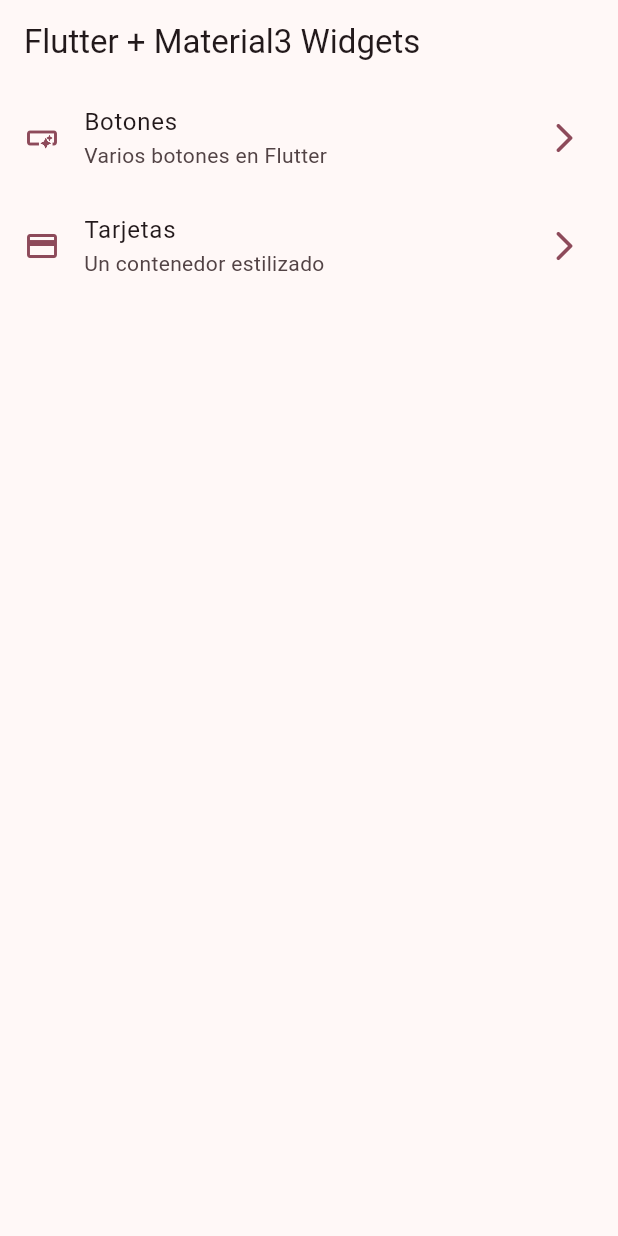
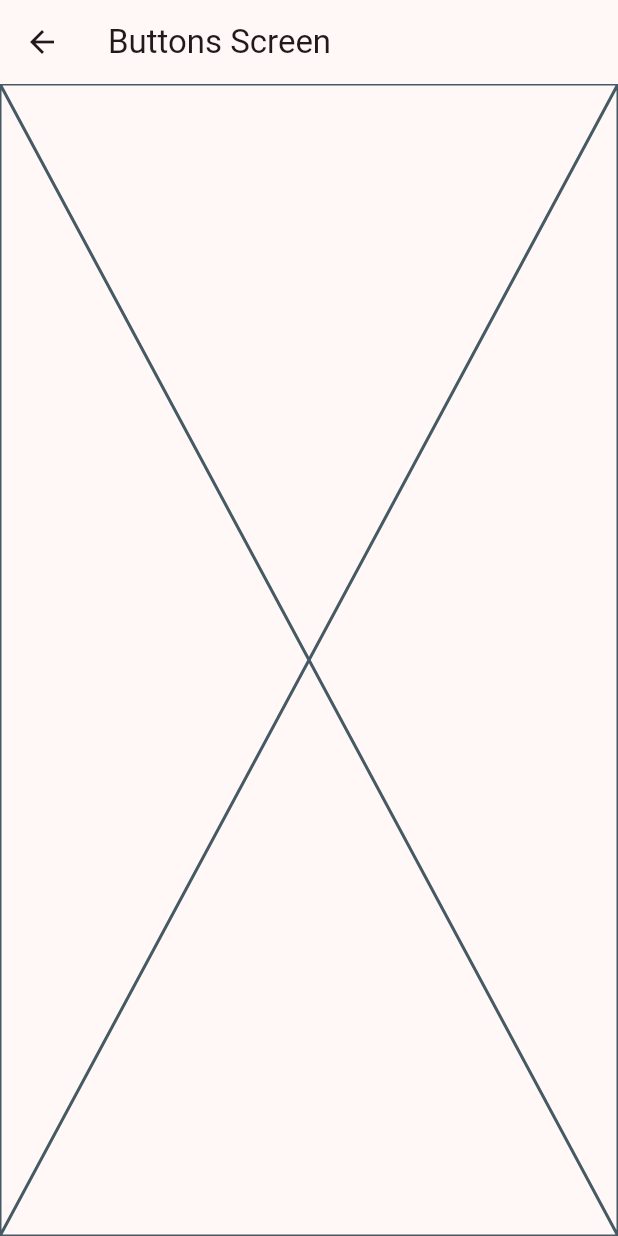
Before and after one commit to Flutter-Course-DDominguez/WidgetsApp, a Flutter app: the screen it shows after launch, after a tap on "Botones", on a phone screen of 412 x 824 dp. Run offline on Flutter 3.47's test engine with Material 3 defaults, Android fonts, the phone set to English and light mode, and no system bars.

```diff
--- a/lib/config/menu/menu_items.dart
+++ b/lib/config/menu/menu_items.dart
@@ -22,6 +22,6 @@ const appMenuItems = <MenuItem>[
   MenuItem(
       title: 'Tarjetas',
       subtitle: 'Un contenedor estilizado',
-      link: '/card',
+      link: '/cards',
       icon: Icons.credit_card),
 ];
--- a/lib/main.dart
+++ b/lib/main.dart
@@ -1,5 +1,8 @@
 import 'package:flutter/material.dart';
 import 'package:widgets_app/config/theme/app_theme.dart';
+
+import 'package:widgets_app/presentation/screens/buttons/buttons_screen.dart';
+import 'package:widgets_app/presentation/screens/cards/cards_screen.dart';
 import 'package:widgets_app/presentation/screens/home/home_screen.dart';
 
 void main() {
@@ -15,6 +18,10 @@ class MainApp extends StatelessWidget {
       debugShowCheckedModeBanner: false,
       theme: AppTheme(selectedColor: 6).getTheme(),
       home: const HomeScreen(),
+      routes: {
+        '/buttons': (context) => const ButtonsScreen(),
+        '/cards': (context) => const CardsScreen(),
+      },
     );
   }
 }
--- /dev/null
+++ b/lib/presentation/screens/buttons/buttons_screen.dart
@@ -0,0 +1,15 @@
+import 'package:flutter/material.dart';
+
+class ButtonsScreen extends StatelessWidget {
+  const ButtonsScreen({super.key});
+
+  @override
+  Widget build(BuildContext context) {
+    return Scaffold(
+      appBar: AppBar(
+        title: const Text('Buttons Screen'),
+      ),
+      body: const Placeholder(),
+    );
+  }
+}
--- a/lib/presentation/screens/home/home_screen.dart
+++ b/lib/presentation/screens/home/home_screen.dart
@@ -47,7 +47,10 @@ class _CustomListTile extends StatelessWidget {
       title: Text(menuItem.title),
       subtitle: Text(menuItem.subtitle),
       onTap: () {
-        // TODO: NAVIGATION
+        /*  Navigator.of(context).push(MaterialPageRoute(
+          builder: (context) => const ButtonsScreen(),
+        )); */
+        Navigator.pushNamed(context, menuItem.link);
       },
     );
   }
```
Also changed, not shown: lib/presentation/screens/cards/cards_screen.dart (added, +15 -0 lines).
